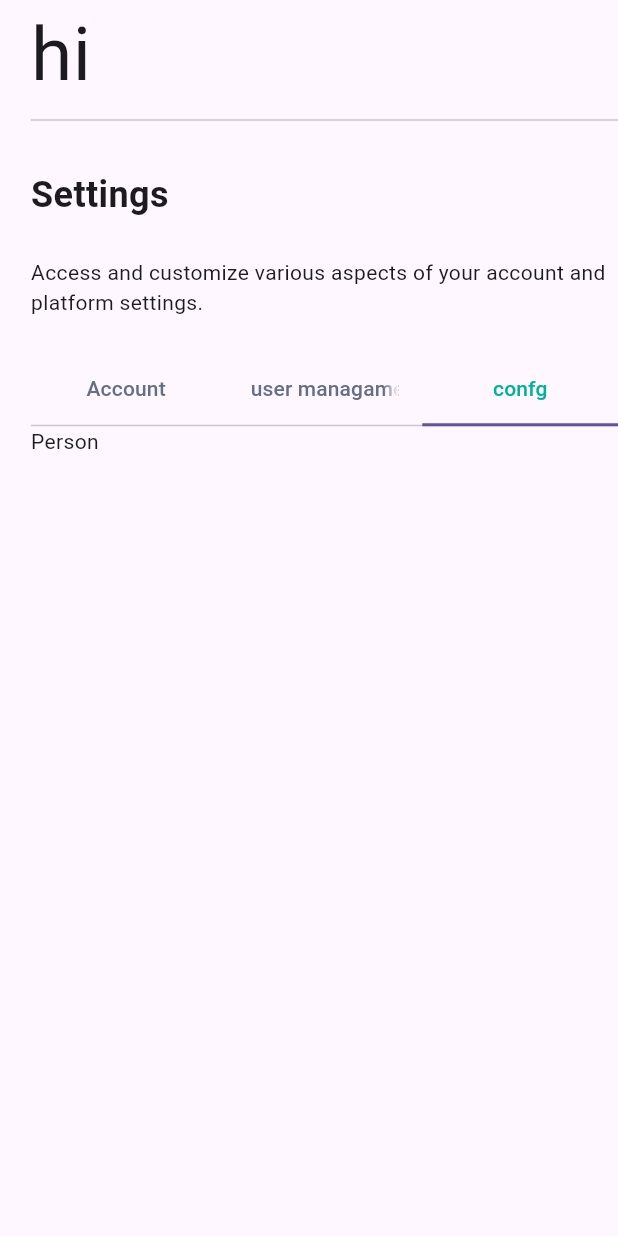
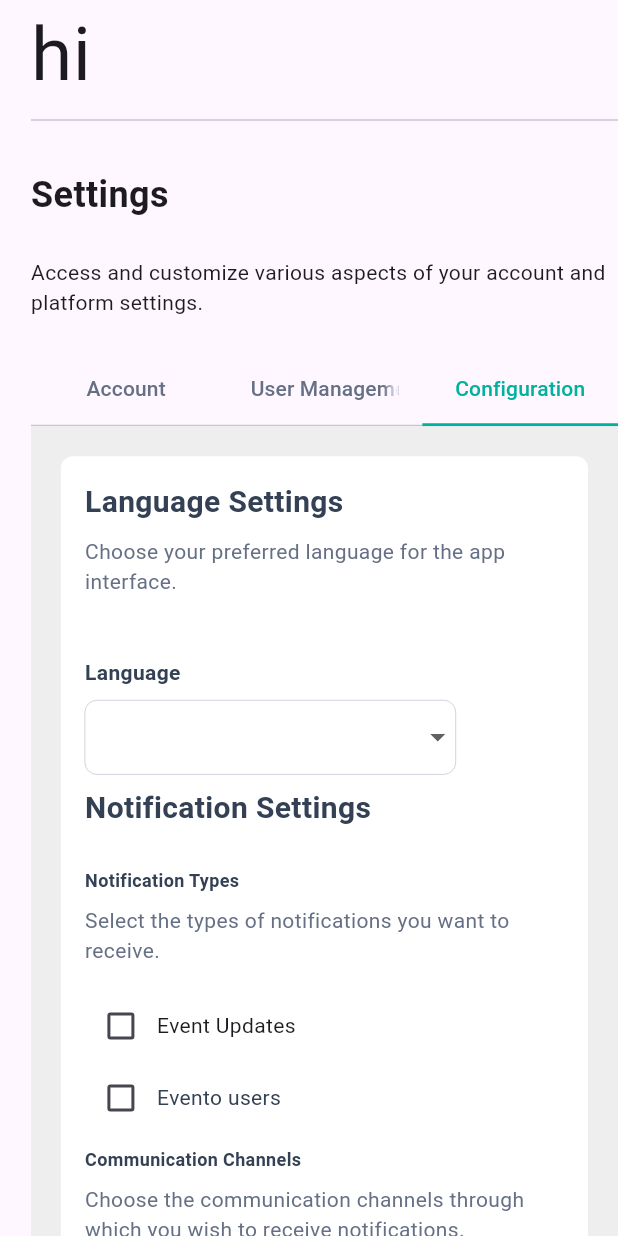
Before and after one commit to alaabh/evento, a Flutter app: the SettingsPage widget shown alone on an empty page, opened directly, tab 3 chosen, on a phone screen of 412 x 824 dp. Run offline on Flutter 3.47's test engine with Material 3 defaults, Android fonts, the phone set to English and light mode, and no system bars; our stand-ins replace auto_route, bloc, flutter_bloc, flutter_profile_picture, get_storage, intl_phone_field and 3 more; accounts and stored records are empty.

Commit message:
completed the ui of account and management screens

```diff
--- a/lib/presentation/home/view/account_page.dart
+++ b/lib/presentation/home/view/account_page.dart
@@ -2,7 +2,10 @@ import 'package:auto_route/auto_route.dart';
 import 'package:evento/utils/colorConstants.dart';
 import 'package:evento/widgets/button.dart';
 import 'package:evento/widgets/input.dart';
+import 'package:evento/widgets/titleDescription.dart';
+import 'package:flutter/cupertino.dart';
 import 'package:flutter/material.dart';
+import 'package:flutter/widgets.dart';
 import 'package:intl_phone_field/intl_phone_field.dart';
 import 'package:intl_phone_number_input/intl_phone_number_input.dart';
 import 'package:flutter_profile_picture/flutter_profile_picture.dart';
@@ -28,13 +31,15 @@ class _AccountPageState extends State<AccountPage> {
   Widget build(BuildContext context) {
 
     return
-       SingleChildScrollView(
+       Scaffold(
+         backgroundColor: Colors.grey.shade200,
+         body: SingleChildScrollView(
            child: Row(
-         //  mainAxisAlignment: MainAxisAlignment.spaceBetween,
-
                 children: [
-                SizedBox(
-         width:MediaQuery.of(context).size.width * 0.4,
+                  Expanded(
+                    child: SizedBox(
+                    width:MediaQuery.of(context).size.width * 0.3,
+                      child: Center(
                         child: Card(
                         color: Colors.white,
                           child: Padding(
@@ -44,12 +49,11 @@ class _AccountPageState extends State<AccountPage> {
                               crossAxisAlignment: CrossAxisAlignment.start,
                               mainAxisAlignment: MainAxisAlignment.center,
                               children: [
-
-                           Text('Personal information',
-                     style: TextStyle(fontSize: 20, fontWeight: FontWeight.bold, color: ColorConstants.greyBlackColor)),
-                           Text('These are your personal details, they are visible to the public',style: TextStyle(color: ColorConstants.greyColor),),
+                                TitleDescription(titleText: 'Personal information',
+                                    descriptionText:'These are your personal details, they are visible to the public', titleSize: 20 ),
                                 SizedBox(
-                        height:  MediaQuery.of(context).size.height * 0.03,),
+                                  height: MediaQuery.of(context).size.height * 0.05,
+                                ),
                                  Text('Profile Picture',style: TextStyle(color: ColorConstants.greyBlackColor,fontWeight: FontWeight.bold),),
                                   Row(
                                    children: [
@@ -72,7 +76,7 @@ class _AccountPageState extends State<AccountPage> {
 
                                              ))
                                              ,
-                                       Text('change',style: TextStyle(fontSize: 12,fontWeight: FontWeight.bold ,color: ColorConstants.greenColor),)
+                                             Text('Change',style: TextStyle(fontSize: 12,fontWeight: FontWeight.bold ,color: ColorConstants.greenColor),)
                                            ]),
                                              Row(
                                                children: [
@@ -92,18 +96,15 @@ class _AccountPageState extends State<AccountPage> {
                                  ),
                                  Text('Full Name',style: TextStyle(fontWeight: FontWeight.bold,color: ColorConstants.greyBlackColor),),
                                 SizedBox(height:MediaQuery.of(context).size.height * 0.01 ),
-                          SizedBox(
-                            width:  MediaQuery.of(context).size.width * 0.3,
-
-                            child: InputText(controller: nameController,
+                              InputText(controller: nameController,
                                     hint: 'Full name',
                                    ),
-                          ),
+
                                 SizedBox(height:MediaQuery.of(context).size.height * 0.01 ),
                                  Text('Role',style: TextStyle(fontWeight: FontWeight.bold,color: ColorConstants.greyBlackColor),),
                                 SizedBox(height:MediaQuery.of(context).size.height * 0.01 ),
                                 SizedBox(
-                            width:  MediaQuery.of(context).size.width * 0.3,
+
                                   height:  MediaQuery.of(context).size.height * 0.06,
                                   child: DropdownButtonFormField<String>(
                                     style: TextStyle(fontSize: 15),
@@ -122,13 +123,11 @@ class _AccountPageState extends State<AccountPage> {
                                     ),
 
                                     items: <String>['Admin', 'Operator'].map((String value) {
-
-
                                       return DropdownMenuItem<String>(
                                         value: value,
                                         child: Text(
                                           value,
-                                    style: const TextStyle(overflow: TextOverflow.visible), // Handle overflow with ellipsis
+                                          style: const TextStyle(overflow: TextOverflow.visible),
                                         ),
                                       );
                                     }).toList(),
@@ -140,7 +139,7 @@ class _AccountPageState extends State<AccountPage> {
                                  Text('Phone number',style: TextStyle(fontWeight: FontWeight.bold,color: ColorConstants.greyBlackColor),),
                                 SizedBox(height:MediaQuery.of(context).size.height * 0.01 ),
                                  SizedBox(
-                               width:  MediaQuery.of(context).size.width * 0.3,
+
                                    height:  MediaQuery.of(context).size.height * 0.06,
                                    child :IntlPhoneField(
 
@@ -178,9 +177,7 @@ class _AccountPageState extends State<AccountPage> {
                                 SizedBox(height:MediaQuery.of(context).size.height * 0.01 ),
                                  Text('Email',style: TextStyle(fontWeight: FontWeight.bold,color: ColorConstants.greyBlackColor),),
                                 SizedBox(height:MediaQuery.of(context).size.height * 0.01 ),
-                          SizedBox(
-                            width:  MediaQuery.of(context).size.width * 0.3,
-                            child: InputText(controller: emailController,
+                            InputText(controller: emailController,
                                     hint: 'Your email',
                                     fct:
                                         (value) {
@@ -189,12 +186,12 @@ class _AccountPageState extends State<AccountPage> {
                                           .hasMatch(value!)&&(value.isNotEmpty)) {
                                         return 'Wrong email format.';
                                       }
-                                return null;},),
-                          ),
+                                      return null;}),
+
                                  SizedBox(height:MediaQuery.of(context).size.width * 0.01),
                                  SizedBox(
 
-                               width: MediaQuery.of(context).size.width * 0.3,
+                                     width: MediaQuery.of(context).size.width ,
                                    child: Button(buttonText: 'Save changes',
                                     onpressd:  () {
                                       context.router.pushNamed('/login');
@@ -207,9 +204,15 @@ class _AccountPageState extends State<AccountPage> {
                           ),
                         ),
                       ),
-                SizedBox(
-                width:MediaQuery.of(context).size.width * 0.4,
+                    ),
+                  ),
+                  SizedBox(width: MediaQuery.of(context).size.width * 0.02 ,),
+                  Expanded(
+                    child: SizedBox(
+                    width:MediaQuery.of(context).size.width * 0.3,
                       child: Card(
+                          margin: EdgeInsets.only(top: 0.0,right: 20.0),
+                        color: Colors.white,
                         child: Padding(
                           padding: const EdgeInsets.all(20.0),
                           child: Column(
@@ -217,32 +220,50 @@ class _AccountPageState extends State<AccountPage> {
                               crossAxisAlignment: CrossAxisAlignment.start,
                               mainAxisAlignment: MainAxisAlignment.center,
                               children: [
+                                TitleDescription(titleText: 'Update Password',
+                                    descriptionText:'Enter your current password to make update', titleSize: 20 ),
+                                SizedBox(height: MediaQuery.of(context).size.height * 0.05),
+                                Text('Current Password',style: TextStyle(color: ColorConstants.greyBlackColor,fontWeight: FontWeight.bold)),
+                                SizedBox(height:MediaQuery.of(context).size.height * 0.01 ),
+                                 InputText(controller: passwordController,hint:'Type your password',obscure: true),
+                                SizedBox(height:MediaQuery.of(context).size.height * 0.01 ),
+                                Text('New Password',style: TextStyle(color: ColorConstants.greyBlackColor,fontWeight: FontWeight.bold)),
+                                SizedBox(height:MediaQuery.of(context).size.height * 0.01 ),
+                               InputText(controller: newPasswordController,hint:'Type your new password',obscure: true),
+                                SizedBox(height:MediaQuery.of(context).size.height * 0.01 ),
+                                Text('Confirm New Password',style: TextStyle(color: ColorConstants.greyBlackColor,fontWeight: FontWeight.bold)),
+                                SizedBox(height:MediaQuery.of(context).size.height * 0.01 ),
+                               InputText(controller: confirmPasswordController,hint:'Type your new password again',obscure: true),
+                                SizedBox(height:MediaQuery.of(context).size.height * 0.01 ),
+                                Center(
+                                  child: InkWell(
+                                    onTap: () {
+                                      context.router.pushNamed('/request-password');
+                                    },
+                                    child: Text(
+                                      'Forget password?',
+                                      style: TextStyle(
+                                        decoration: TextDecoration.underline,
+                                        decorationColor: ColorConstants.greenColor,
+                                        color: ColorConstants.greenColor,
+                                      ),
+                                    ),
+                                  ),
+                                ),
+                                SizedBox(height:MediaQuery.of(context).size.height * 0.01 ),
 
-                          Text('Update Password',
-                          style: TextStyle(fontSize: 20, fontWeight: FontWeight.bold, color: ColorConstants.greyBlackColor)),
-                            Text('Enter your current password to make update',style: TextStyle(color: ColorConstants.greyColor),),
                                  SizedBox(
-                        height:  MediaQuery.of(context).size.height * 0.03,),
-                      Text('Current Password',style: TextStyle(color: ColorConstants.greyBlackColor,fontWeight: FontWeight.bold),),
-                            SizedBox(
-                              width:  MediaQuery.of(context).size.height * 0.3,
-                              child:
-                            InputText(controller: passwordController,hint:'Your password',obscure: true,)),
-                            SizedBox(height:MediaQuery.of(context).size.height * 0.01 ),
-                            Text('New Password',style: TextStyle(color: ColorConstants.greyBlackColor,fontWeight: FontWeight.bold),),
-                        SizedBox(
-                          width:  MediaQuery.of(context).size.width * 0.03,
-                          child:
-                          InputText(controller: newPasswordController,hint:'Your password',obscure: true,)),
-                            SizedBox(height:MediaQuery.of(context).size.height * 0.01 ),
-                            Text('Confirm New Password',style: TextStyle(color: ColorConstants.greyBlackColor,fontWeight: FontWeight.bold),),
-                        SizedBox(
-                          width:  MediaQuery.of(context).size.width * 0.03,
-                          child:
-                          InputText(controller: confirmPasswordController,hint:'Your password',obscure: true,),),
-                            SizedBox(height:MediaQuery.of(context).size.height * 0.01 ),
+                                          width:MediaQuery.of(context).size.width ,
+                                          child: Button(buttonText: 'Update password',
+                                      onpressd:  () {
+                                        context.router.pushNamed('/login');
+                                      },
+                                      loader: false,),
+                                 ),
+
                               ],
                       ))),
+                    ),
                   )
 
                 ],
@@ -250,4 +271,6 @@ class _AccountPageState extends State<AccountPage> {
 
 
                ),
-       );}}
+         ),
+       );
+  }}
--- /dev/null
+++ b/lib/presentation/home/view/configuration_page.dart
@@ -0,0 +1,199 @@
+import 'package:auto_route/auto_route.dart';
+import 'package:evento/widgets/titleDescription.dart';
+import 'package:flutter/cupertino.dart';
+import 'package:flutter/material.dart';
+import 'package:flutter/material.dart';
+import 'package:flutter/widgets.dart';
+
+import '../../../utils/colorConstants.dart';
+import '../../../widgets/button.dart';
+
+class ConfigurationPage extends StatefulWidget {
+  const ConfigurationPage({super.key});
+
+  @override
+  State<ConfigurationPage> createState() => _ConfigurationPageState();
+}
+
+class _ConfigurationPageState extends State<ConfigurationPage> {
+  bool checkBox1=false;
+
+  @override
+  Widget build(BuildContext context) {
+
+   return Scaffold(
+    backgroundColor: Colors.grey.shade200,
+     body: SingleChildScrollView(
+       child: Container(
+       decoration: BoxDecoration(
+       color: Colors.white,
+         borderRadius:
+          BorderRadius.all(Radius.circular(8)),
+    border: Border.all(
+    width: 1,
+      color: Colors.white,
+    ),),
+
+         margin: EdgeInsets.all(20.0),
+           child: Padding(
+             padding: const EdgeInsets.all(15.0),
+             child: Column(
+
+               crossAxisAlignment: CrossAxisAlignment.start,
+               children: [
+                 TitleDescription(titleText: 'Language Settings', descriptionText: 'Choose your preferred language for the app interface.', titleSize: 20),
+                 SizedBox(
+                   height: MediaQuery.of(context).size.height * 0.05,
+                 ),
+                 Text('Language',style: TextStyle(fontWeight: FontWeight.bold,color: ColorConstants.greyBlackColor),),
+                 SizedBox(height:MediaQuery.of(context).size.height * 0.01 ),
+                 SizedBox(
+                   width: MediaQuery.of(context).size.height * 0.3,
+                   height:  MediaQuery.of(context).size.height * 0.06,
+                   child: DropdownButtonFormField<String>(
+                     style: TextStyle(fontSize: 15),
+                     value: 'English',
+                     decoration:  InputDecoration(
+                       enabledBorder: OutlineInputBorder(
+                         borderSide:  BorderSide(color:ColorConstants.whiteColor, width: 0),
+                         borderRadius:
+                         const BorderRadius.all(Radius.circular(8)),
+                       ),
+                       focusedBorder: OutlineInputBorder(
+                         borderSide:  BorderSide(color:ColorConstants.greenColor, width: 0),
+                         borderRadius:
+                         const BorderRadius.all(Radius.circular(8)),
+                       ),
+                     ),
+
+                     items: <String>['English', 'French'].map((String value) {
+                       return DropdownMenuItem<String>(
+                         value: value,
+                         child: Text(
+                           value,
+                           style: const TextStyle(overflow: TextOverflow.visible),
+                         ),
+                       );
+                     }).toList(),
+                     onChanged: (_) {},
+
+                   ),
+                 ),
+                 SizedBox(height:MediaQuery.of(context).size.height * 0.01 ),
+                 Text(
+                     'Notification Settings',
+                   style: TextStyle(fontSize: 20, fontWeight: FontWeight.w700,color: ColorConstants.greyBlackColor),
+                 ),
+                 SizedBox(height:MediaQuery.of(context).size.height * 0.03 ),
+                 TitleDescription(titleText: 'Notification Types',descriptionText: 'Select the types of notifications you want to receive.', titleSize: 12),
+                 SizedBox(
+                   height: MediaQuery.of(context).size.height * 0.02,
+                 ),
+                 Row(
+                   children: <Widget>[
+                     Checkbox(
+                       activeColor: ColorConstants.greyColor,
+
+                       value: checkBox1,
+                       onChanged: (bool? value) {
+                         if (value != null) {
+                           setState(() {
+                             checkBox1 = value;
+                           });
+                         }
+                       },
+                     ),
+
+                     Text(
+                       'Event Updates',
+
+                     ), //Text//Checkbox
+                   ], //<Widget>[]
+                 ),
+                 Row(
+                   children: <Widget>[
+                     Checkbox(
+                       activeColor: ColorConstants.greyColor,
+
+                       value: checkBox1,
+                       onChanged: (bool? value) {
+                         if (value != null) {
+                           setState(() {
+                             checkBox1 = value;
+                           });
+                         }
+                       },
+                     ),
+
+                     Text(
+                       'Evento users',
+                      style: TextStyle(color: ColorConstants.greyBlackColor),
+                     ), //Text//Checkbox
+                   ], //<Widget>[]
+                 ),
+                 SizedBox( height: MediaQuery.of(context).size.height * 0.01),
+                 TitleDescription(titleText: 'Communication Channels',descriptionText: 'Choose the communication channels through which you wish to receive notifications.', titleSize: 12),
+                 SizedBox(
+                   height: MediaQuery.of(context).size.height * 0.02,
+                 ),
+                 Row(
+                   children: <Widget>[
+                     Checkbox(
+                       activeColor: ColorConstants.greyColor,
+
+                       value: checkBox1,
+                       onChanged: (bool? value) {
+                         if (value != null) {
+                           setState(() {
+                             checkBox1 = value;
+                           });
+                         }
+                       },
+                     ),
+
+                     Text(
+                       'Email',
+
+                     ), //Text//Checkbox
+                   ], //<Widget>[]
+                 ),
+                 Row(
+                   children: <Widget>[
+                     Checkbox(
+                       activeColor: ColorConstants.greyColor,
+
+                       value: checkBox1,
+                       onChanged: (bool? value) {
+                         if (value != null) {
+                           setState(() {
+                             checkBox1 = value;
+                           });
+                         }
+                       },
+                     ),
+
+                     Text(
+                       'Push Notifications',
+                       style: TextStyle(color: ColorConstants.greyBlackColor),
+                     ), //Text//Checkbox
+                   ], //<Widget>[]
+                 ),
+                 Row(
+                   mainAxisAlignment:MainAxisAlignment.end ,
+                   children: [
+                        Button(buttonText: 'Save changes',
+                         onpressd:  () {
+                           context.router.pushNamed('/login');
+                         },
+                         loader: false,),
+                   ],
+                 )
+               ],
+             ),
+           ),
+
+       ),
+     )
+   );
+  }
+}
--- a/lib/presentation/home/view/settings_page.dart
+++ b/lib/presentation/home/view/settings_page.dart
@@ -1,4 +1,5 @@
 import 'package:evento/presentation/home/view/account_page.dart';
+import 'package:evento/presentation/home/view/configuration_page.dart';
 import 'package:evento/utils/colorConstants.dart';
 import 'package:flutter/material.dart';
 
@@ -39,19 +40,20 @@ class _SettingsPageState extends State<SettingsPage>   with SingleTickerProvider
                 SizedBox(height:MediaQuery.of(context).size.height *0.03 ),
                 const Text('Access and customize various aspects of your account and platform settings.', style: TextStyle(fontSize: 14)),
                 SizedBox(height:MediaQuery.of(context).size.height *0.03 ),
-
                     TabBar(
+                      indicatorColor: ColorConstants.greenColor,
                       unselectedLabelColor: ColorConstants.greyColor,
                       labelColor: ColorConstants.greenColor,
+
                       tabs: [
                         Tab(
-                         text:   'Account '
+                         text:   'Account ',
                         ),
                         Tab(
-                         text : 'user managament '
+                         text : 'User Management '
                         ),
                         Tab(
-                            text : 'confg'
+                            text : 'Configuration'
                         )
                       ],
                       controller: tabController,
@@ -61,7 +63,7 @@ class _SettingsPageState extends State<SettingsPage>   with SingleTickerProvider
                       child: TabBarView(
                         physics: ScrollPhysics(),
                         viewportFraction: 1.0,
-                        children: [AccountPage(),Text('people'), Text('Person')],
+                        children: [AccountPage(),Text('people'), ConfigurationPage()],
                         controller: tabController,
                       ),
                     ),
--- /dev/null
+++ b/lib/widgets/titleDescription.dart
@@ -0,0 +1,42 @@
+import 'package:evento/utils/colorConstants.dart';
+import 'package:flutter/material.dart';
+import 'package:evento/utils/colorConstants.dart';
+
+class TitleDescription extends StatefulWidget {
+final String titleText;
+final String? descriptionText;
+final double titleSize;
+
+  const TitleDescription({
+    super.key,
+    required this.titleText,
+   this.descriptionText,
+    required this.titleSize,
+
+
+  });
+
+
+  @override
+  State<TitleDescription> createState() => _TitleDescriptionState();
+}
+
+class _TitleDescriptionState extends State<TitleDescription> {
+
+  @override
+  Widget build(BuildContext context) {
+    return   Column(
+      crossAxisAlignment: CrossAxisAlignment.start,
+
+      children: [
+      Text(
+        widget.titleText,
+        style: TextStyle(fontSize: widget.titleSize, fontWeight: FontWeight.w700,color: ColorConstants.greyBlackColor),
+      ),
+      SizedBox(
+    height: MediaQuery.of(context).size.height * 0.01,
+    ),
+     Text(widget.descriptionText ?? "",style: TextStyle(color: ColorConstants.greyColor)),
+    ],);
+
+}}
```
Also changed, not shown: 1 other file. Lines whose indentation alone changed are shown as unchanged.
